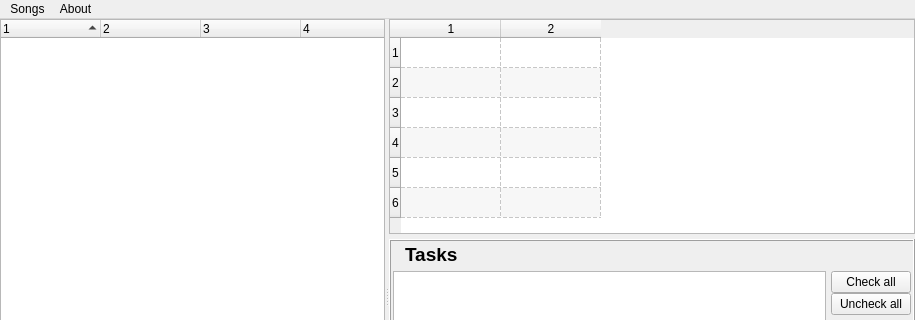
Before: the Qt Designer form uman/src/QUMainWindow.ui in UltraStar-Deluxe/UltraStar-Manager, drawn with Qt 5; both pictures show x 0 to 915 and y 0 to 320 of the 915 by 594 pixel window.
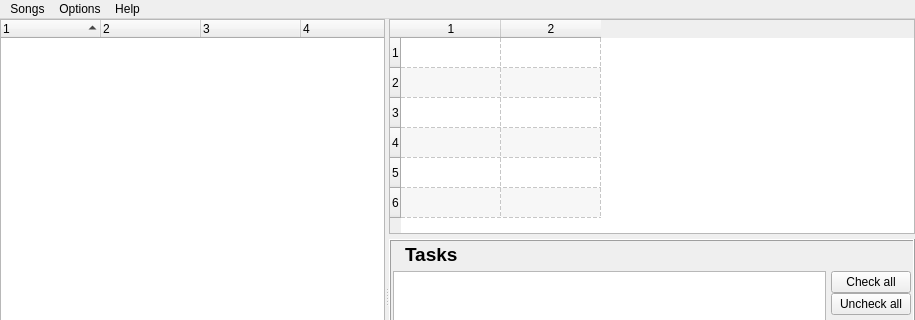
After: the same form once the commit is applied. Icons and pictures are not drawn.

Patch:
```diff
--- a/uman/src/QUMainWindow.ui
+++ b/uman/src/QUMainWindow.ui
@@ -550,7 +550,7 @@
      <bool>false</bool>
     </property>
     <property name="title" >
-     <string>About</string>
+     <string>Help</string>
     </property>
     <addaction name="actionQt" />
     <addaction name="separator" />
@@ -563,7 +563,17 @@
     <addaction name="actionExpandAll" />
     <addaction name="actionCollapseAll" />
    </widget>
+   <widget class="QMenu" name="menuOptions" >
+    <property name="title" >
+     <string>Options</string>
+    </property>
+    <addaction name="actionShowEventLog" />
+    <addaction name="actionShowTaskList" />
+    <addaction name="separator" />
+    <addaction name="actionTagSaveOrder" />
+   </widget>
    <addaction name="menuSongs" />
+   <addaction name="menuOptions" />
    <addaction name="menuAbout_Qt" />
   </widget>
   <widget class="QStatusBar" name="statusbar" />
```
Left out of the diff: 71 changed lines with no effect on the pictures.
